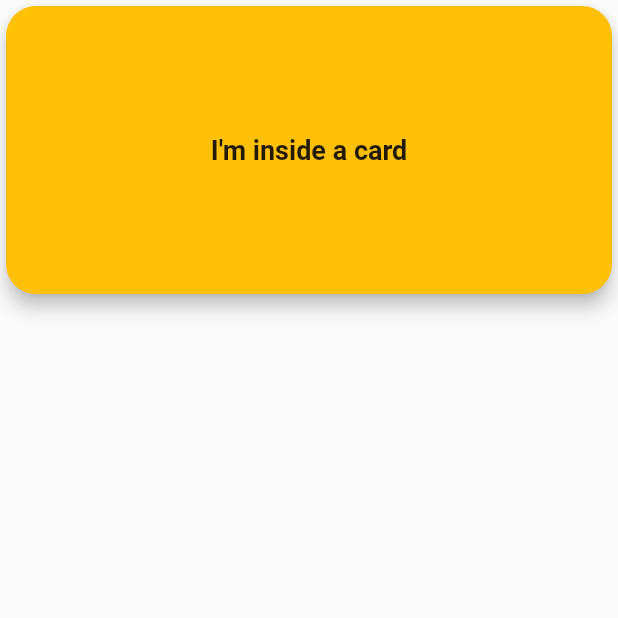
After one commit to Ashok-gc/Flutter, a Flutter app: the screen it shows after launch, on a phone screen of 412 x 824 dp, the top half of it. The commit adds this screen. Run offline on Flutter 3.47's test engine with Material 2 defaults, Android fonts, the light colour scheme and no system bars; our stand-ins replace fluttertoast, motion_toast; missing offline and left inert: dart:js, dropdown_plus.

Commit message:
card scren

```diff
--- /dev/null
+++ b/lib/screens/cardscreen.dart
@@ -0,0 +1,36 @@
+import 'package:flutter/material.dart';
+
+class CardScreen extends StatefulWidget {
+  const CardScreen({super.key});
+
+  @override
+  State<CardScreen> createState() => _CardScreenState();
+}
+
+class _CardScreenState extends State<CardScreen> {
+  @override
+  Widget build(BuildContext context) {
+    return Scaffold(
+      body: SafeArea(
+        child: SizedBox(
+          height: 200,
+          width: double.infinity,
+          child: Card(
+            elevation: 5,
+            color: Colors.amber,
+            shape: RoundedRectangleBorder(
+              borderRadius: BorderRadius.circular(20),
+            ),
+            child: const Center(
+              child: Text("I'm inside a card",
+              style: TextStyle(
+                fontSize: 18,
+                fontWeight: FontWeight.bold,
+              ),)
+            ),
+          ),
+        ),
+      ),
+    );
+  }
+}
```
Also changed, not shown: lib/main.dart (+2 -7 lines), lib/screens/displayStudent.dart (+35 -4 lines).
